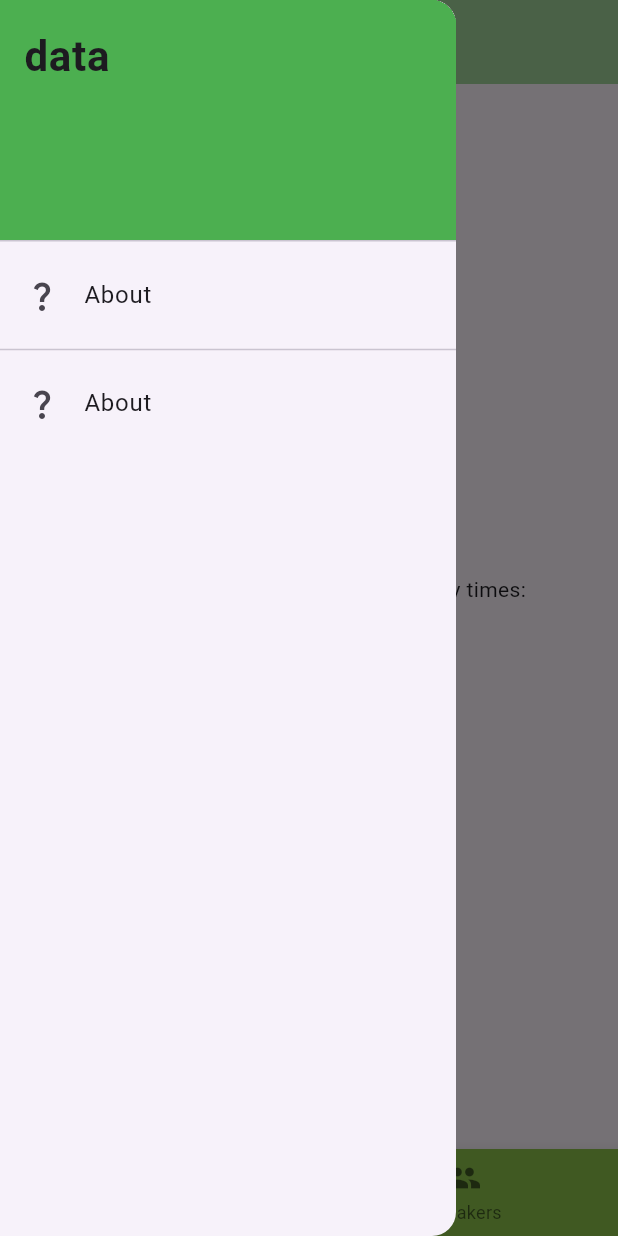
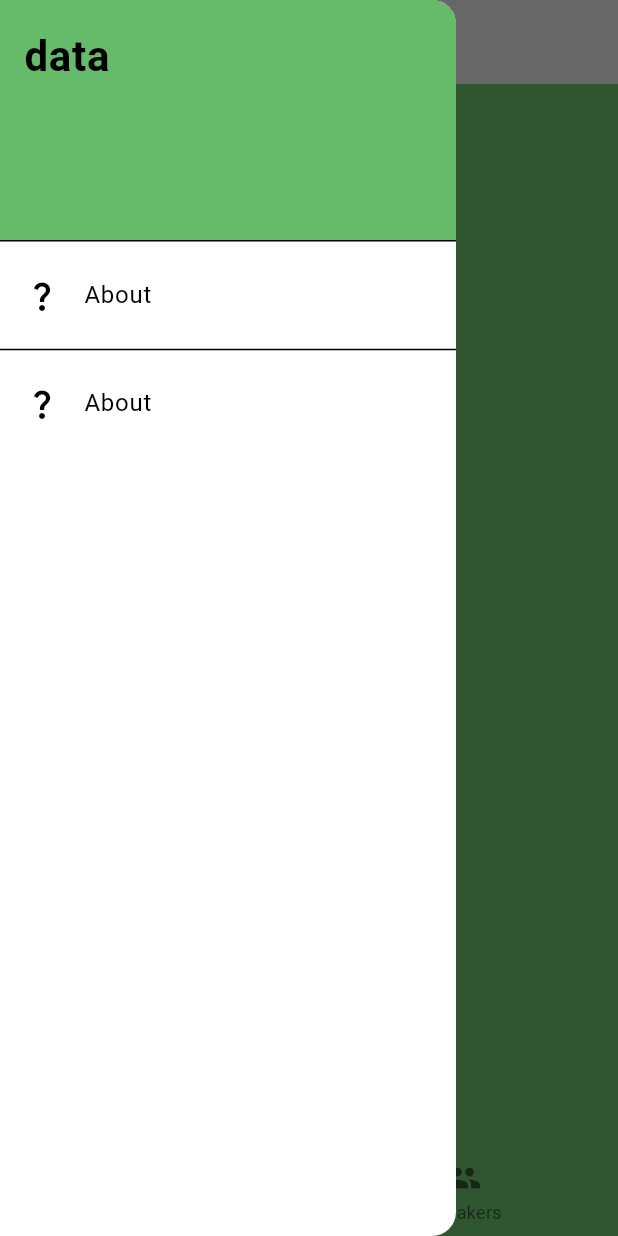
Before and after one commit to ICCM-EU/iccm_eu_app, a Flutter app: the screen it shows after launch, with the side drawer open, on a phone screen of 412 x 824 dp. Run offline on Flutter 3.47's test engine with Material 3 defaults, Android fonts, the light colour scheme and no system bars.

Commit message:
Implement dark and light color scheme.

```diff
--- a/lib/main.dart
+++ b/lib/main.dart
@@ -1,4 +1,6 @@
 import 'package:flutter/material.dart';
+import 'package:iccm_eu_app/theme/dark_theme.dart';
+import 'package:iccm_eu_app/theme/light_theme.dart';
 
 void main() {
   WidgetsFlutterBinding.ensureInitialized();
@@ -12,27 +14,10 @@
   @override
   Widget build(BuildContext context) {
     return MaterialApp(
-      title: 'Flutter Demo',
-      theme: ThemeData(
-        // This is the theme of your application.
-        //
-        // TRY THIS: Try running your application with "flutter run". You'll see
-        // the application has a purple toolbar. Then, without quitting the app,
-        // try changing the seedColor in the colorScheme below to Colors.green
-        // and then invoke "hot reload" (save your changes or press the "hot
-        // reload" button in a Flutter-supported IDE, or press "r" if you used
-        // the command line to start the app).
-        //
-        // Notice that the counter didn't reset back to zero; the application
-        // state is not lost during the reload. To reset the state, use hot
-        // restart instead.
-        //
-        // This works for code too, not just values: Most code changes can be
-        // tested with just a hot reload.
-        colorScheme: ColorScheme.fromSeed(seedColor: Colors.green),
-        useMaterial3: true,
-      ),
+      title: 'ICCM Europe App',
       home: const MyHomePage(title: 'ICCM Europe App'),
+      darkTheme: darkTheme,
+      theme: lightTheme,
     );
   }
 }
@@ -79,13 +64,17 @@
     // than having to individually change instances of widgets.
     return MaterialApp(
       debugShowCheckedModeBanner: false,
+      darkTheme: darkTheme,
+      theme: lightTheme,
       home: Scaffold(
-        drawer: NavBar(),
+        drawer: const NavBar(),
+        backgroundColor: Colors.green[400]!,
         appBar: AppBar(
+          backgroundColor: Theme.of(context).colorScheme.background,
+          foregroundColor: Theme.of(context).colorScheme.tertiary,
           // TRY THIS: Try changing the color here to a specific color (to
           // Colors.amber, perhaps?) and trigger a hot reload to see the AppBar
           // change color while the other colors stay the same.
-          backgroundColor: Theme.of(context).colorScheme.inversePrimary,
           // Here we take the value from the MyHomePage object that was created by
           // the App.build method, and use it to set our appbar title.
           title: Text(widget.title),
@@ -93,8 +82,8 @@
 
         bottomNavigationBar: BottomNavigationBar(
           currentIndex: 0,
-          fixedColor: Colors.white38,
-          backgroundColor: Colors.lightGreen,
+          fixedColor: Theme.of(context).colorScheme.secondary,
+          backgroundColor: Colors.green[400]!,
           onTap: (index) => setCurrentIndex(index),
           items: const [
             BottomNavigationBarItem(
@@ -127,11 +116,11 @@
             mainAxisAlignment: MainAxisAlignment.center,
             children: <Widget>[
               const Text(
-                'You have pushed the button this many times:',
+                'Welcome. Index:',
               ),
               Text(
                 '$_currentIndex',
-                style: Theme.of(context).textTheme.headlineMedium,
+                //style: Theme.of(context).textTheme.headlineMedium,
               ),
             ],
           ),
@@ -149,22 +138,25 @@
     return Drawer(
       child: ListView(
         padding: EdgeInsets.zero,
-        children: const [
+        children: [
           DrawerHeader(
-            child: Text("data",
-              style: TextStyle(fontSize: 28, fontWeight: FontWeight.bold),
+            decoration: BoxDecoration(
+              color: Colors.green[400]!,
             ),
-            decoration: BoxDecoration(
-              color: Colors.green,
+            child: const Text("data",
+              style: TextStyle(
+                  fontSize: 28,
+                  fontWeight: FontWeight.bold,
+              ),
             ),
           ),
-          ListTile(
+          const ListTile(
             leading: Icon(Icons.question_mark),
             title: Text("About"),
             //onTap: () => print("Tapped"),
           ),
-          Divider(),
-          ListTile(
+          const Divider(),
+          const ListTile(
             leading: Icon(Icons.question_mark),
             title: Text("About"),
             //onTap: () => AboutDialog(
--- /dev/null
+++ b/lib/theme/dark_theme.dart
@@ -0,0 +1,33 @@
+import 'package:flutter/material.dart';
+
+ThemeData darkTheme = ThemeData(
+  brightness: Brightness.dark,
+  // This is the theme of your application.
+  //
+  // TRY THIS: Try running your application with "flutter run". You'll see
+  // the application has a purple toolbar. Then, without quitting the app,
+  // try changing the seedColor in the colorScheme below to Colors.green
+  // and then invoke "hot reload" (save your changes or press the "hot
+  // reload" button in a Flutter-supported IDE, or press "r" if you used
+  // the command line to start the app).
+  //
+  // Notice that the counter didn't reset back to zero; the application
+  // state is not lost during the reload. To reset the state, use hot
+  // restart instead.
+  //
+  // This works for code too, not just values: Most code changes can be
+  // tested with just a hot reload.
+  appBarTheme: AppBarTheme(
+      backgroundColor: Colors.green[900]!,
+      titleTextStyle: const TextStyle(
+      fontSize: 20,
+    ),
+  ),
+  colorScheme: ColorScheme.dark(
+    background: Colors.black,
+    primary: Colors.grey[900]!,
+    secondary: Colors.grey[800]!,
+    tertiary: Colors.grey[700]!,
+  ),
+  useMaterial3: true,
+);
--- /dev/null
+++ b/lib/theme/light_theme.dart
@@ -0,0 +1,34 @@
+import 'package:flutter/material.dart';
+
+ThemeData lightTheme = ThemeData(
+  brightness: Brightness.light,
+  // This is the theme of your application.
+  //
+  // TRY THIS: Try running your application with "flutter run". You'll see
+  // the application has a purple toolbar. Then, without quitting the app,
+  // try changing the seedColor in the colorScheme below to Colors.green
+  // and then invoke "hot reload" (save your changes or press the "hot
+  // reload" button in a Flutter-supported IDE, or press "r" if you used
+  // the command line to start the app).
+  //
+  // Notice that the counter didn't reset back to zero; the application
+  // state is not lost during the reload. To reset the state, use hot
+  // restart instead.
+  //
+  // This works for code too, not just values: Most code changes can be
+  // tested with just a hot reload.
+  appBarTheme: AppBarTheme(
+    backgroundColor: Colors.black,
+    titleTextStyle: const TextStyle(
+      fontSize: 20,
+      color: Colors.black,
+    ),
+  ),
+  colorScheme: ColorScheme.light(
+    background: Colors.grey[300]!,
+    primary: Colors.grey[200]!,
+    secondary: Colors.grey[300]!,
+    tertiary: Colors.black,
+  ),
+  useMaterial3: true,
+);
```
